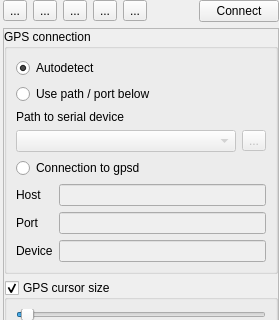
Old version of the form src/ui/qgsgpsinformationwidgetbase.ui in the repository qgis/QGIS; both pictures show x 0 to 279 and y 0 to 320 of the 279 by 723 pixel window.
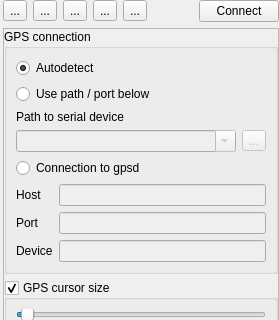
New version of the form. The open tabs and pages were chosen to show the change. Icons and pictures are not drawn.

Patch:
```diff
--- a/src/ui/qgsgpsinformationwidgetbase.ui
+++ b/src/ui/qgsgpsinformationwidgetbase.ui
@@ -335,6 +335,9 @@
                   <property name="enabled">
                    <bool>false</bool>
                   </property>
+                  <property name="editable">
+                   <bool>true</bool>
+                  </property>
                  </widget>
                 </item>
                 <item>
```
